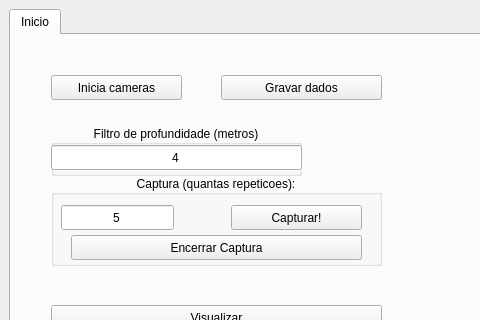
Before: the Qt Designer form handset_gui/ui/main_window.ui in viniciusvidal2/Cameras_GRIn, drawn with Qt 5; both pictures show x 0 to 480 and y 0 to 320 of the 1119 by 698 pixel window.
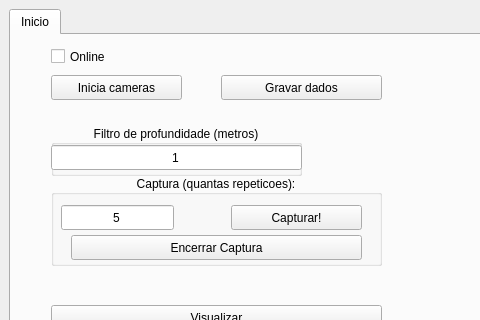
After: the same form once the commit is applied. Icons and pictures are not drawn.

```diff
--- a/handset_gui/ui/main_window.ui
+++ b/handset_gui/ui/main_window.ui
@@ -168,7 +168,7 @@
           </sizepolicy>
          </property>
          <property name="text">
-          <string>4</string>
+          <string>1</string>
          </property>
          <property name="alignment">
           <set>Qt::AlignCenter</set>
@@ -188,6 +188,19 @@
          <string>Reiniciar o sistema</string>
         </property>
        </widget>
+       <widget class="QCheckBox" name="checkBox_online">
+        <property name="geometry">
+         <rect>
+          <x>40</x>
+          <y>10</y>
+          <width>131</width>
+          <height>23</height>
+         </rect>
+        </property>
+        <property name="text">
+         <string>Online</string>
+        </property>
+       </widget>
       </widget>
      </widget>
     </item>
```
